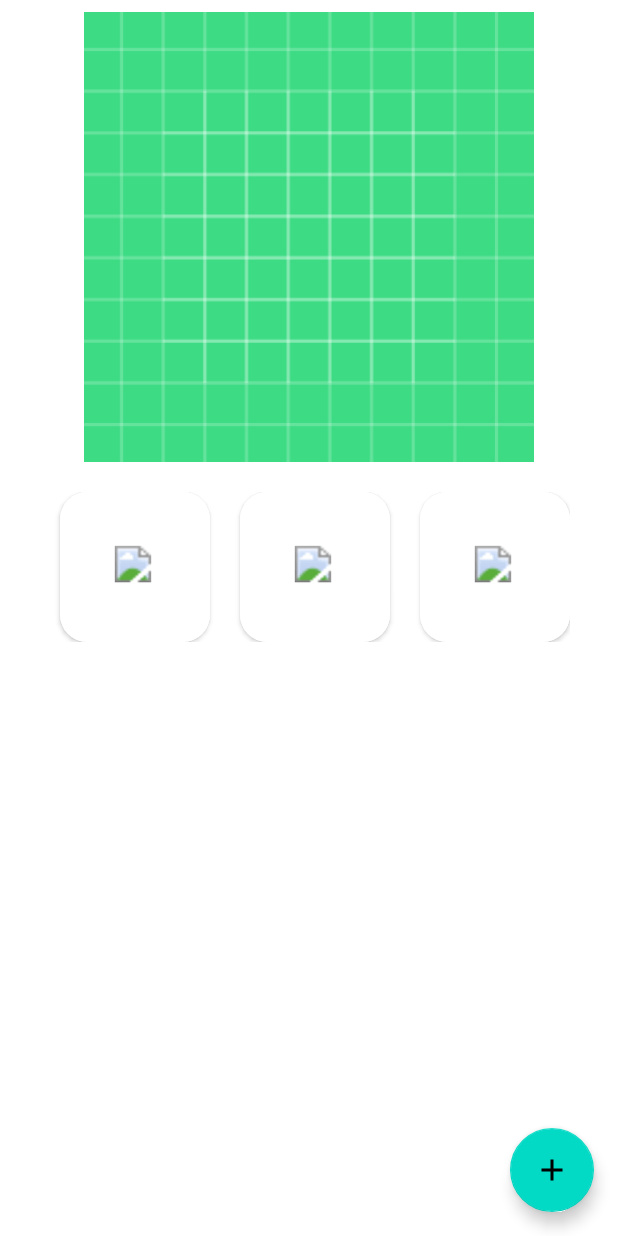
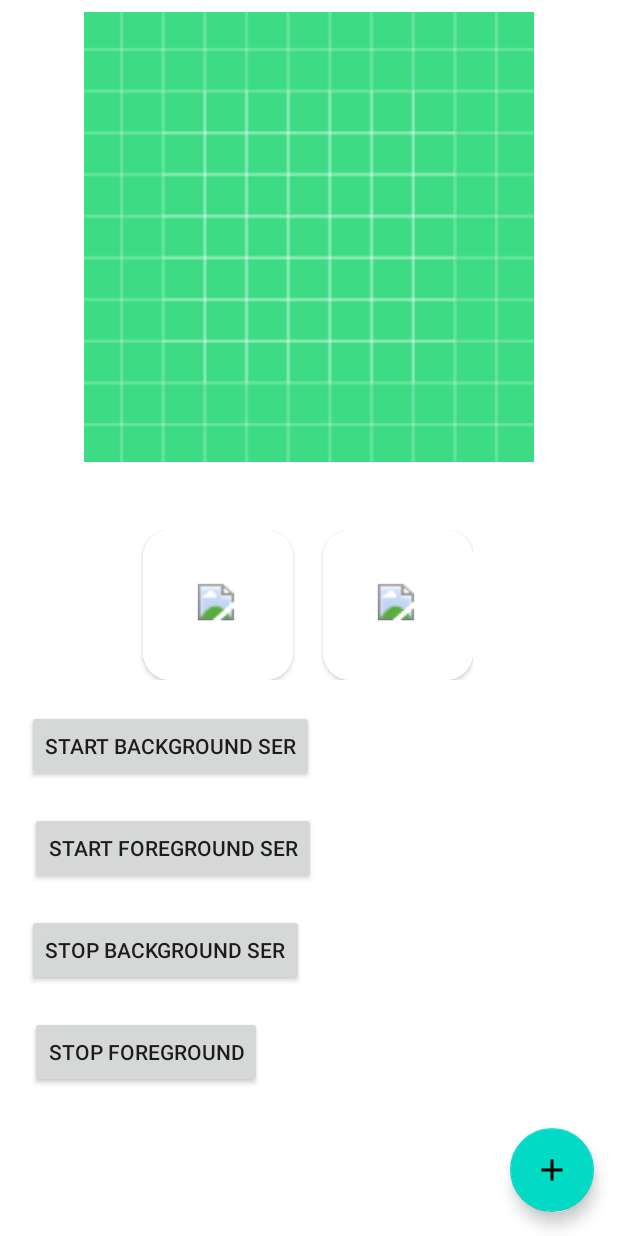
Before and after one commit to fekri86114/DailyAlarm, an Android app: the screen it shows after launch (MainActivity), on a phone screen of 412 x 824 dp. Run offline under Robolectric (Android 15) with nearby library versions, the phone set to English and light mode, and no system bars; pictures from the network do not load.

Commit message:
init commit

```diff
--- a/app/build.gradle
+++ b/app/build.gradle
@@ -25,7 +25,11 @@ android {
         sourceCompatibility JavaVersion.VERSION_1_8
         targetCompatibility JavaVersion.VERSION_1_8
     }
+    buildFeatures {
+        viewBinding = true
+    }
 }
+
 
 dependencies {
 
@@ -40,4 +44,5 @@ dependencies {
     annotationProcessor 'com.github.bumptech.glide:compiler:4.12.0'
     //FAB
     implementation 'com.google.android.material:material:1.3.0-alpha02'
+
 }
--- a/app/src/main/java/com/app/examplepro/MainActivity.java
+++ b/app/src/main/java/com/app/examplepro/MainActivity.java
@@ -1,13 +1,18 @@
 package com.app.examplepro;
 
+import android.app.ActivityManager;
+import android.content.Context;
 import android.content.Intent;
 import android.media.MediaPlayer;
+import android.os.Build;
 import android.os.Bundle;
 import android.view.View;
 import android.widget.TextView;
 import android.widget.Toast;
 
+import androidx.annotation.RequiresApi;
 import androidx.appcompat.app.AppCompatActivity;
+import androidx.appcompat.widget.AppCompatButton;
 import androidx.appcompat.widget.AppCompatImageView;
 
 import com.bumptech.glide.Glide;
@@ -16,16 +21,40 @@ import com.google.android.material.floatingactionbutton.FloatingActionButton;
 import java.util.Calendar;
 
 public class MainActivity extends AppCompatActivity implements View.OnClickListener {
-    FloatingActionButton mAddFab, aboutUsFab;
-    TextView aboutUsActionText;
-    Boolean isAllFABsVisible;
-    private AppCompatImageView startButton, pauseButton, imageView, nextButton;
+    private FloatingActionButton mAddFab, aboutUsFab;
+    private TextView aboutUsActionText;
+    private Boolean isAllFABsVisible;
+    private AppCompatImageView startButton, pauseButton, imageView;
     private MediaPlayer mediaPlayer;
+    private AppCompatButton buttonStartServiceBack, buttonStopServiceBack, startServiceFor, stopServiceFor;
 
+    @RequiresApi(api = Build.VERSION_CODES.O)
     @Override
     protected void onCreate(Bundle savedInstanceState) {
         super.onCreate(savedInstanceState);
         setContentView(R.layout.activity_main);
+
+        if (!foregroundServiceRunning()) {
+            Intent serviceIntent = new Intent(this,
+                    MyForegroundService.class);
+            startForegroundService(serviceIntent);
+        }
+
+        Intent serviceIntent = new Intent(this, MyForegroundService.class);
+        startForegroundService(serviceIntent);
+
+        buttonStartServiceBack = findViewById(R.id.start_service_back);
+        buttonStartServiceBack.setOnClickListener(this);
+
+        buttonStopServiceBack = findViewById(R.id.stop_service_back);
+        buttonStopServiceBack.setOnClickListener(this);
+
+        startServiceFor = findViewById(R.id.start_service_for);
+        startServiceFor.setOnClickListener(this);
+
+        stopServiceFor = findViewById(R.id.stop_service_for);
+        stopServiceFor.setOnClickListener(this);
+
 
         mAddFab = findViewById(R.id.add_fab);
         aboutUsFab = findViewById(R.id.about_us);
@@ -66,30 +95,25 @@ public class MainActivity extends AppCompatActivity implements View.OnClickListe
                 placeholder(R.drawable.ic_launcher_background).error(R.drawable.broken_image).into(pauseButton);
         pauseButton.setOnClickListener(this);
 
-        nextButton = findViewById(R.id.next);
-        Glide.with(this).load("https://d338t8kmirgyke.cloudfront.net/icons/icon_pngs/000/018/361/original/next_6724238.png").
-                placeholder(R.drawable.ic_launcher_background).error(R.drawable.broken_image).into(nextButton);
-        nextButton.setOnClickListener(this);
-
         Calendar calendar = Calendar.getInstance();
         int timeOfDay = calendar.get(Calendar.HOUR_OF_DAY);
 
-        if (timeOfDay == 7 || timeOfDay == 8) {
+        if (timeOfDay == 7 && timeOfDay == 8) {
             Toast.makeText(this, "Good Morning\nLet's start the day!", Toast.LENGTH_LONG).show();
             Glide.with(this).load("https://c8.alamy.com/comp/GP3MYP/good-morning-GP3MYP.jpg").
                     placeholder(R.drawable.ic_launcher_background).error(R.drawable.broken_image).into(imageView);
 
-        } else if (timeOfDay >= 7 & timeOfDay < 8) {
+        } else if (timeOfDay >= 7 && timeOfDay < 8) {
             Toast.makeText(this, "It's time for breakfast!", Toast.LENGTH_LONG).show();
             Glide.with(this).load("http://t3.gstatic.com/licensed-image?q=tbn:ANd9GcTDLntfoxLw0CTpjgsjdayzgPSnpeU6VAMgjvNqXkRkISVx20YYYujuLf5wtPsdUFtnjzorOIuOeQ3CTwMPJrE").
                     placeholder(R.drawable.ic_launcher_background).error(R.drawable.broken_image).into(imageView);
 
-        } else if (timeOfDay >= 11 & timeOfDay < 12) {
+        } else if (timeOfDay >= 11 && timeOfDay < 12) {
             Toast.makeText(this, "It's time for lunch!", Toast.LENGTH_LONG).show();
             Glide.with(this).load("http://t0.gstatic.com/licensed-image?q=tbn:ANd9GcSV1DnLClpctBRWILcGwq7qbRe-MbFi2Vs1VwRkvhp6XKXxXHOacaZQromCQszFQ1ONbZmw_hkcor-e0aObcnQ").
                     placeholder(R.drawable.ic_launcher_background).error(R.drawable.broken_image).into(imageView);
 
-        } else if (timeOfDay >= 12 & timeOfDay < 13) {
+        } else if (timeOfDay >= 12 && timeOfDay < 13) {
             Toast.makeText(this, "It's time for School!", Toast.LENGTH_LONG).show();
             Glide.with(this).load("https://showmeinstitute.org/wp-content/uploads/2019/12/shutterstock_309241295.jpg").
                     placeholder(R.drawable.ic_launcher_background).error(R.drawable.broken_image).into(imageView);
@@ -99,18 +123,11 @@ public class MainActivity extends AppCompatActivity implements View.OnClickListe
             Glide.with(this).load("https://i.pinimg.com/originals/01/a7/ee/01a7ee26d7e2827cc1a7c2fd1f6fbdf6.jpg").
                     placeholder(R.drawable.ic_launcher_background).error(R.drawable.broken_image).into(imageView);
 
-        } else if (timeOfDay >= 16 && timeOfDay < 21) {
-            Toast.makeText(this, "Good Evening", Toast.LENGTH_LONG).show();
-            Glide.with(this).load("https://images.unsplash.com/photo-1586791965591-15d8892f6dd6?ixlib=rb-1.2.1&ixid=MnwxMjA3fDB8MHxzZWFyY2h8MXx8ZXZlbmluZyUyMHN1bnNldHxlbnwwfHwwfHw%3D&w=1000&q=80").
-                    placeholder(R.drawable.ic_launcher_background).error(R.drawable.broken_image).into(imageView);
-
-        } else if (timeOfDay >= 21 && timeOfDay < 24) {
-            Toast.makeText(this, "Good Night", Toast.LENGTH_LONG).show();
-            Glide.with(this).load("https://cdn.mos.cms.futurecdn.net/whguqi9sNbbgp5uVckgz2K.jpg").
-                    placeholder(R.drawable.ic_launcher_background).error(R.drawable.broken_image).into(imageView);
         }
 
+
     }
+
 
     @Override
     public void onClick(View v) {
@@ -121,8 +138,35 @@ public class MainActivity extends AppCompatActivity implements View.OnClickListe
             case R.id.pause:
                 mediaPlayer.pause();
                 break;
-
-
+            case R.id.start_service_back:
+                Intent serviceIntent = new Intent(this,
+                        MyBackgroundService.class);
+                startService(serviceIntent);
+                break;
+            case R.id.stop_service_back:
+                Intent intent = new Intent(this,
+                        MyBackgroundService.class);
+                stopService(intent);
+                break;
+            case R.id.start_service_for:
+                Intent intentStart = new Intent(this,
+                        MyForegroundService.class);
+                startService(intentStart);
+                break;
+            case R.id.stop_service_for:
+                Intent intentStop = new Intent(this,
+                        MyForegroundService.class);
+                stopService(intentStop);
         }
     }
+
+    public boolean foregroundServiceRunning() {
+        ActivityManager activityManager = (ActivityManager) getSystemService(Context.ACTIVITY_SERVICE);
+        for (ActivityManager.RunningServiceInfo service : activityManager.getRunningServices(Integer.MAX_VALUE)) {
+            if (MyForegroundService.class.getName().equals(service.service.getClassName())) {
+                return true;
+            }
+        }
+        return false;
+    }
 }
--- a/app/src/main/res/layout/activity_main.xml
+++ b/app/src/main/res/layout/activity_main.xml
@@ -23,7 +23,7 @@
         android:id="@+id/scroll_first"
         android:layout_width="match_parent"
         android:layout_height="wrap_content"
-        android:layout_marginTop="20dp"
+        android:layout_marginTop="45dp"
         app:layout_constraintTop_toBottomOf="@id/image"
         tools:ignore="MissingConstraints">
 
@@ -36,7 +36,7 @@
                 android:id="@+id/card_start"
                 android:layout_width="100dp"
                 android:layout_height="100dp"
-                android:layout_marginStart="40dp"
+                android:layout_marginStart="95dp"
                 app:cardCornerRadius="18dp"
                 app:layout_constraintStart_toStartOf="parent"
                 app:layout_constraintTop_toTopOf="parent"
@@ -61,23 +61,6 @@
 
                 <androidx.appcompat.widget.AppCompatImageView
                     android:id="@+id/pause"
-                    android:layout_width="100dp"
-                    android:layout_height="100dp"
-                    android:scaleType="centerCrop"
-                    android:src="@drawable/ic_launcher_background" />
-            </androidx.cardview.widget.CardView>
-
-            <androidx.cardview.widget.CardView
-                android:id="@+id/card_next"
-                android:layout_width="100dp"
-                android:layout_height="100dp"
-                android:layout_marginStart="20dp"
-                app:cardCornerRadius="18dp"
-                app:layout_constraintStart_toEndOf="@id/card_pause"
-                app:layout_constraintTop_toTopOf="parent">
-
-                <androidx.appcompat.widget.AppCompatImageView
-                    android:id="@+id/next"
                     android:layout_width="100dp"
                     android:layout_height="100dp"
                     android:scaleType="centerCrop"
@@ -121,4 +104,44 @@
         app:layout_constraintEnd_toStartOf="@+id/about_us"
         app:layout_constraintTop_toTopOf="@+id/about_us" />
 
+    <androidx.appcompat.widget.AppCompatButton
+        android:id="@+id/start_service_back"
+        android:text="@string/start_background"
+        android:layout_width="wrap_content"
+        android:layout_height="wrap_content"
+        app:layout_constraintTop_toBottomOf="@+id/scroll_first"
+        app:layout_constraintStart_toStartOf="parent"
+        android:layout_marginStart="18dp"
+         android:layout_marginTop="20dp"/>
+        <androidx.appcompat.widget.AppCompatButton
+            android:id="@+id/start_service_for"
+            android:text="@string/start_foreground"
+            android:layout_width="wrap_content"
+            android:layout_height="wrap_content"
+            app:layout_constraintTop_toBottomOf="@+id/start_service_back"
+            app:layout_constraintStart_toStartOf="parent"
+            android:layout_marginStart="20dp"
+            android:layout_marginTop="20dp" />
+
+    <androidx.appcompat.widget.AppCompatButton
+        android:id="@+id/stop_service_back"
+        android:text="@string/stop_background_ser"
+        android:layout_width="wrap_content"
+        android:layout_height="wrap_content"
+        app:layout_constraintTop_toBottomOf="@+id/start_service_for"
+        app:layout_constraintStart_toStartOf="parent"
+        android:layout_marginStart="18dp"
+        android:layout_marginTop="20dp" />
+
+    <androidx.appcompat.widget.AppCompatButton
+        android:id="@+id/stop_service_for"
+        android:text="@string/stop_foreground"
+        android:layout_width="wrap_content"
+        android:layout_height="wrap_content"
+        app:layout_constraintTop_toBottomOf="@+id/stop_service_back"
+        app:layout_constraintStart_toStartOf="parent"
+        android:layout_marginTop="20dp"
+        app:layout_constraintStart_toEndOf="@+id/stop_service_back"
+        android:layout_marginStart="20dp" />
+
 </androidx.constraintlayout.widget.ConstraintLayout>
--- a/app/src/main/res/values/strings.xml
+++ b/app/src/main/res/values/strings.xml
@@ -1,5 +1,5 @@
 <resources>
-    <string name="app_name">Example Pro</string>
+    <string name="app_name">Daily Alarm</string>
     <string name="start">Start</string>
     <string name="pause">Pause</string>
     <string name="about_us">About Us</string>
@@ -10,4 +10,10 @@
     <string name="project_github">Project github</string>
     <string name="e_mail_mohammadreza">fekri.mohammadreza86@gmail.com</string>
     <string name="e_mail_hasti">hasti.m.lse.bbb@gmail.com</string>
+    <string name="stop_service">Stop Service</string>
+    <string name="start_service">Start Service</string>
+    <string name="start_foreground">Start Foreground ser</string>
+    <string name="start_background">Start Background ser</string>
+    <string name="stop_background_ser">Stop Background Ser</string>
+    <string name="stop_foreground">Stop Foreground</string>
 </resources>
```
Also changed, not shown: app/src/main/AndroidManifest.xml (+11 -2 lines), app/src/main/java/com/app/examplepro/MyBackgroundService.java (added, +38 -0 lines), app/src/main/java/com/app/examplepro/MyBroadcastReceiver.java (added, +20 -0 lines), app/src/main/java/com/app/examplepro/MyForegroundService.java (added, +64 -0 lines), app/src/main/res/layout/activity_about_us.xml (+9 -7 lines).
